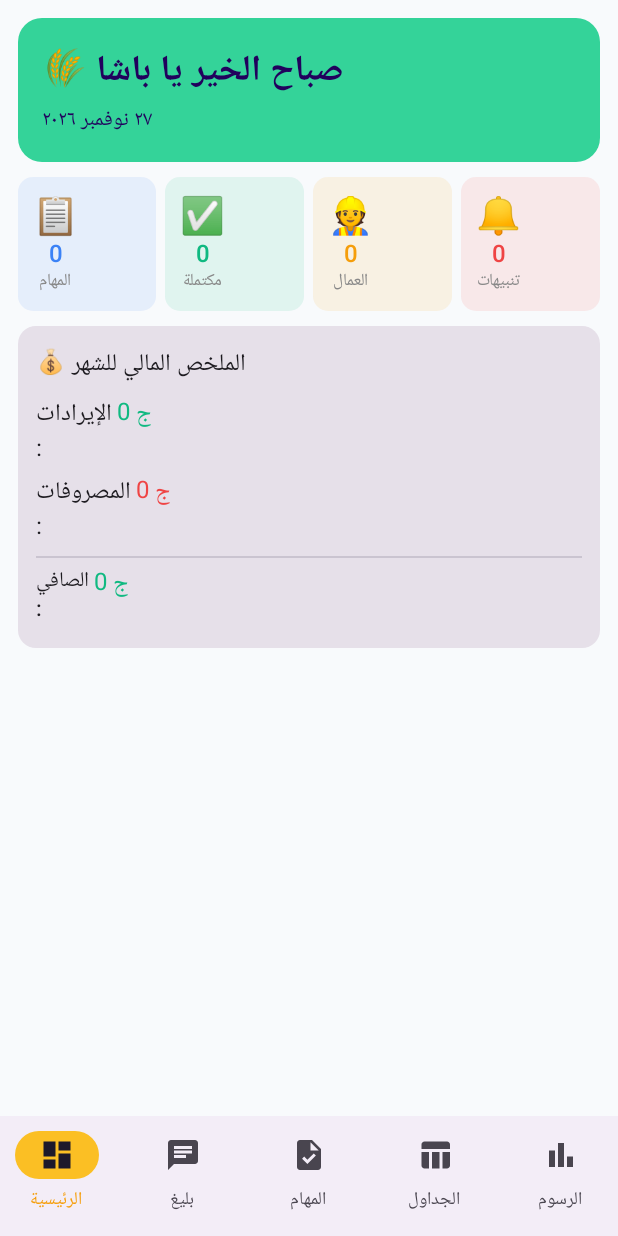
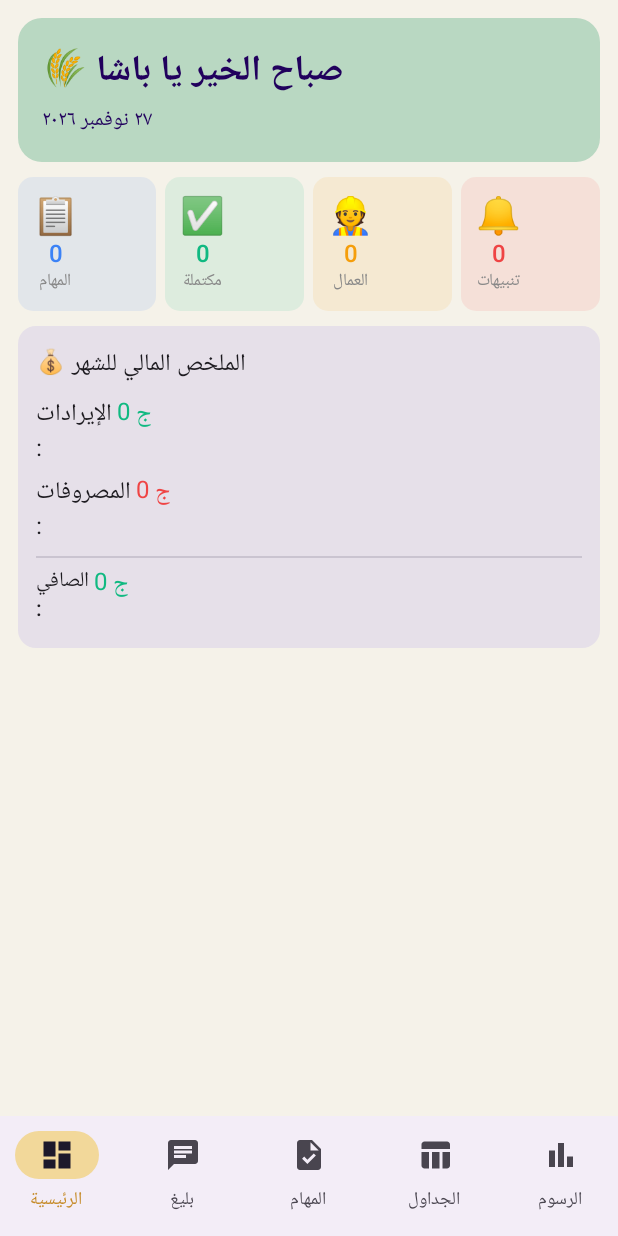
Before and after one commit to madnessgate44-debug/smart-farm, an Android app built with Jetpack Compose: the screen it shows after launch (MainActivity), on a phone screen of 412 x 824 dp. Run offline under Robolectric (Android 15) with nearby library versions, the phone set to English and light mode, and no system bars; our stand-ins replace Room's generated code.

Commit message:
style(smart-farm): define warm fieldwork semantic palette

```diff
--- a/app/src/main/java/com/ahmedpasha/smartfarm/ui/theme/Color.kt
+++ b/app/src/main/java/com/ahmedpasha/smartfarm/ui/theme/Color.kt
@@ -2,26 +2,34 @@ package com.ahmedpasha.smartfarm.ui.theme
 
 import androidx.compose.ui.graphics.Color
 
-// Primary Emerald Green
-val EmeraldGreen = Color(0xFF10B981)
-val EmeraldGreenDark = Color(0xFF059669)
-val EmeraldGreenLight = Color(0xFF34D399)
+// Smart Farm / Baleegh — field-to-ledger visual language.
+// Semantic roles: cultivated green, harvest gold, warm soil and readable ink.
+val EmeraldGreen = Color(0xFF246B45)
+val EmeraldGreenDark = Color(0xFF174A32)
+val EmeraldGreenLight = Color(0xFFB9D8C2)
 
-// Forest Gold/Amber
-val ForestGold = Color(0xFFF59E0B)
-val ForestGoldDark = Color(0xFFD97706)
-val ForestGoldLight = Color(0xFFFBBF24)
+val ForestGold = Color(0xFFC58A27)
+val ForestGoldDark = Color(0xFF8D5F12)
+val ForestGoldLight = Color(0xFFF2D89A)
 
-// Status Colors
-val HighPriorityRed = Color(0xFFEF4444)
-val MediumPriorityOrange = Color(0xFFF97316)
-val LowPriorityGrey = Color(0xFF9CA3AF)
-val CompletedGreen = Color(0xFF10B981)
-val InProgressGold = Color(0xFFF59E0B)
-val PendingAmber = Color(0xFFFBBF24)
+// Status colors remain distinct from the brand palette.
+val HighPriorityRed = Color(0xFFB93832)
+val MediumPriorityOrange = Color(0xFFC66A2B)
+val LowPriorityGrey = Color(0xFF77756F)
+val CompletedGreen = Color(0xFF246B45)
+val InProgressGold = Color(0xFFC58A27)
+val PendingAmber = Color(0xFFE5B84D)
 
-// Backgrounds
-val WarmSlate = Color(0xFFF8FAFC)
-val CharcoalTeal = Color(0xFF1E293B)
-val SurfaceLight = Color(0xFFFFFFFF)
-val SurfaceDark = Color(0xFF0F172A)
+// Warm agricultural surfaces.
+val WarmSlate = Color(0xFFF5F2E9)
+val CharcoalTeal = Color(0xFF1D2B24)
+val SurfaceLight = Color(0xFFFFFEFA)
+val SurfaceDark = Color(0xFF26352C)
+
+// Explicit semantic aliases for new screens; old names remain source-compatible.
+val FarmCanvas = WarmSlate
+val FarmSurface = SurfaceLight
+val FarmInk = Color(0xFF24332A)
+val FarmMuted = Color(0xFF657267)
+val FarmBorder = Color(0xFFE2DDCF)
+val FarmAccent = ForestGold
```
